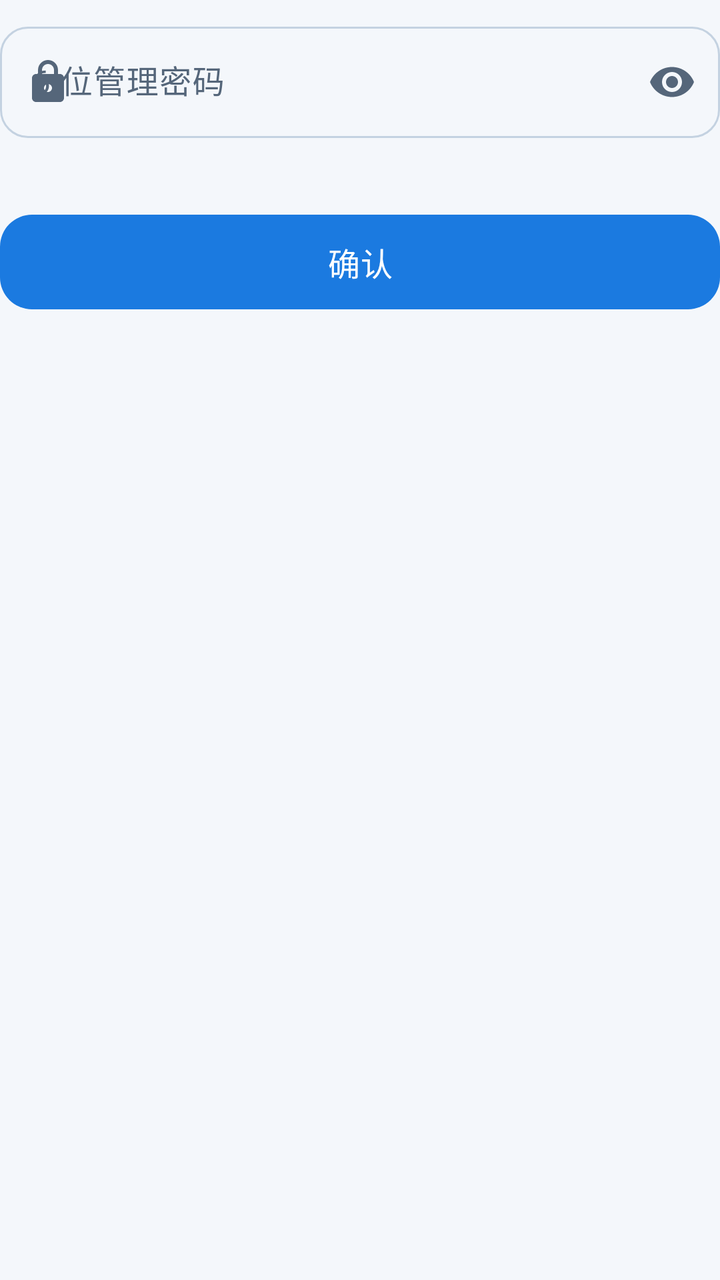
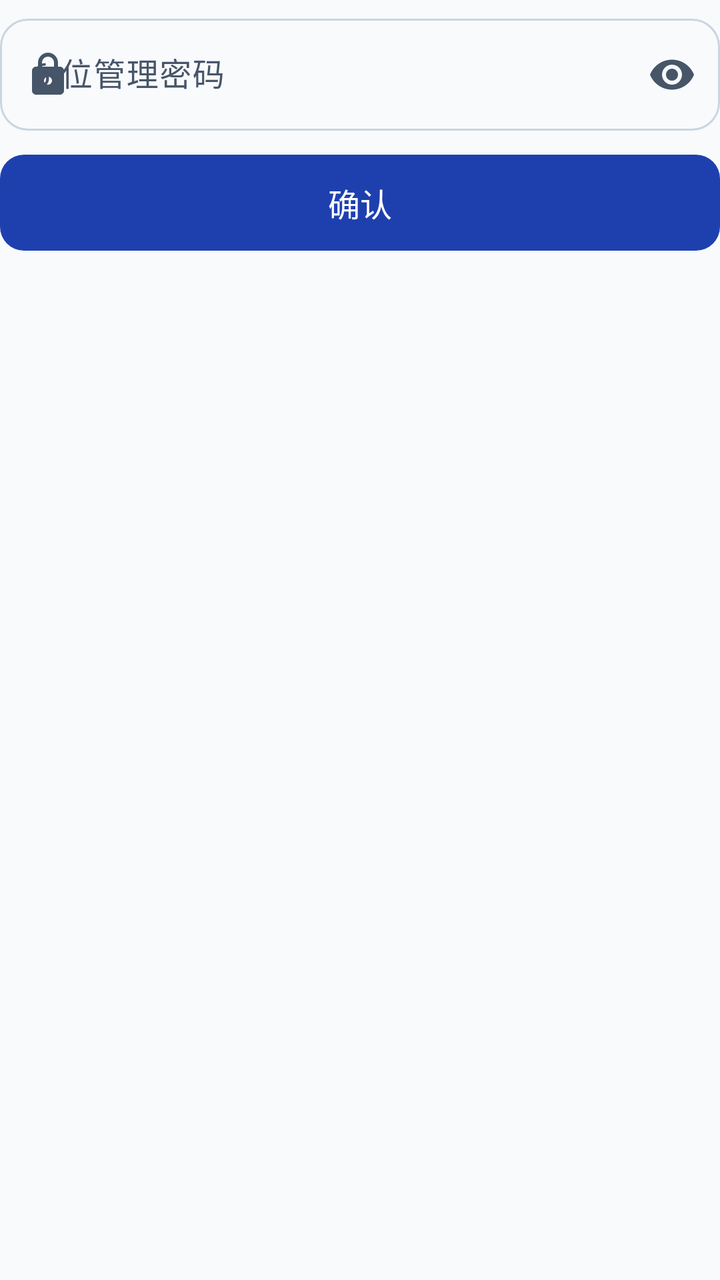

Screens rendered from an Android XML layout before and after an edit, with the pre-edit source and the edit as a unified diff.
<!-- AndroidManifest.xml: application theme Theme.CampusBrowser -->
<!-- res/layout/dialog_admin_pin.xml -->
<?xml version="1.0" encoding="utf-8"?>
<LinearLayout xmlns:android="http://schemas.android.com/apk/res/android"
    xmlns:app="http://schemas.android.com/apk/res-auto"
    android:layout_width="300dp"
    android:layout_height="wrap_content"
    android:orientation="vertical"
    android:paddingTop="8dp"
    android:paddingBottom="8dp">

    <com.google.android.material.textfield.TextInputLayout
        android:id="@+id/til_pin"
        style="@style/Widget.Campus.TextInput"
        android:layout_width="match_parent"
        android:layout_height="wrap_content"
        android:hint="6 位管理密码"
        app:endIconMode="password_toggle"
        app:startIconDrawable="@drawable/ic_lock">

        <com.google.android.material.textfield.TextInputEditText
            android:id="@+id/et_pin"
            android:layout_width="match_parent"
            android:layout_height="wrap_content"
            android:digits="0123456789"
            android:inputType="numberPassword"
            android:maxLength="6"
            android:singleLine="true" />

    </com.google.android.material.textfield.TextInputLayout>

    <TextView
        android:id="@+id/tv_pin_msg"
        android:layout_width="match_parent"
        android:layout_height="wrap_content"
        android:layout_marginTop="6dp"
        android:textColor="@color/error"
        android:textSize="12sp" />

    <Button
        android:id="@+id/btn_confirm"
        android:layout_width="match_parent"
        android:layout_height="wrap_content"
        android:layout_marginTop="12dp"
        android:text="确认" />

</LinearLayout>
<!-- resources referenced by this layout -->
<resources>
  <color name="error">#D72C2C</color>
  <!-- drawable ic_lock (drawable) -->
  <vector xmlns:android="http://schemas.android.com/apk/res/android"
      android:width="24dp"
      android:height="24dp"
      android:viewportWidth="24"
      android:viewportHeight="24"
      android:tint="?attr/colorControlNormal">
      <path
          android:fillColor="@android:color/white"
          android:pathData="M18,8h-1V6c0,-2.76 -2.24,-5 -5,-5S7,3.24 7,6v2H6c-1.1,0 -2,0.9 -2,2v10c0,1.1 0.9,2 2,2h12c1.1,0 2,-0.9 2,-2V10c0,-1.1 -0.9,-2 -2,-2zM12,17c-1.1,0 -2,-0.9 -2,-2s0.9,-2 2,-2 2,0.9 2,2 -0.9,2 -2,2zM15,8H9V6c0,-1.66 1.34,-3 3,-3s3,1.34 3,3v2z" />
  </vector>
  <style name="Widget.Campus.TextInput" parent="Widget.Material3.TextInputLayout.OutlinedBox">
          <item name="boxCornerRadiusTopStart">14dp</item>
          <item name="boxCornerRadiusTopEnd">14dp</item>
          <item name="boxCornerRadiusBottomStart">14dp</item>
          <item name="boxCornerRadiusBottomEnd">14dp</item>
      </style>
  <style name="Theme.CampusBrowser" parent="Theme.Material3.Light.NoActionBar">
          
          <item name="colorPrimary">@color/primary</item>
          <item name="colorOnPrimary">@color/on_primary</item>
          <item name="colorPrimaryContainer">@color/primary_container</item>
          <item name="colorOnPrimaryContainer">@color/on_primary_container</item>
          
          <item name="colorSecondary">@color/secondary</item>
          <item name="colorOnSecondary">@color/on_secondary</item>
          <item name="colorSecondaryContainer">@color/secondary_container</item>
          <item name="colorOnSecondaryContainer">@color/on_secondary_container</item>
          
          <item name="colorTertiary">@color/tertiary</item>
          <item name="colorOnTertiary">@color/on_tertiary</item>
          <item name="colorTertiaryContainer">@color/tertiary_container</item>
          <item name="colorOnTertiaryContainer">@color/on_tertiary_container</item>
          
          <item name="colorSurface">@color/surface</item>
          <item name="colorOnSurface">@color/on_surface</item>
          <item name="colorSurfaceVariant">@color/surface_variant</item>
          <item name="colorOnSurfaceVariant">@color/on_surface_variant</item>
          <item name="android:colorBackground">@color/background</item>
          <item name="colorOnBackground">@color/on_background</item>
          <item name="colorOutline">@color/outline</item>
          <item name="colorOutlineVariant">@color/outline_variant</item>
          
          <item name="colorError">@color/error</item>
          <item name="colorOnError">@color/on_error</item>
          <item name="colorErrorContainer">@color/error_container</item>
          <item name="colorOnErrorContainer">@color/on_error_container</item>
          
          <item name="android:statusBarColor">@color/toolbar_bg</item>
          <item name="android:navigationBarColor">@color/toolbar_bg</item>
          <item name="android:windowLightStatusBar">true</item>
          <item name="android:windowLightNavigationBar" tools:targetApi="27">true</item>
          <item name="android:windowBackground">@color/background</item>
          
          <item name="materialButtonStyle">@style/Widget.Campus.Button</item>
          <item name="textInputStyle">@style/Widget.Campus.TextInput</item>
      </style>
  <color name="primary">#1B7AE0</color>
  <color name="primary_container">#D8E9FF</color>
  <color name="on_primary_container">#062E5C</color>
  <color name="secondary">#12B3A8</color>
  <color name="secondary_container">#C7F4EE</color>
  <color name="on_secondary_container">#033A34</color>
  <color name="tertiary">#0EA5E9</color>
  <color name="on_tertiary">#FFFFFF</color>
  <color name="tertiary_container">#D2EFFD</color>
  <color name="on_tertiary_container">#06324A</color>
  <color name="on_surface">#17263A</color>
  <color name="surface_variant">#EAF1F8</color>
  <color name="on_surface_variant">#55667A</color>
  <color name="background">#F4F7FB</color>
  <color name="on_background">#17263A</color>
  <color name="outline">#C4D2E1</color>
  <color name="outline_variant">#DCE5EF</color>
  <color name="error_container">#FDE3E3</color>
  <color name="on_error_container">#5C1212</color>
  <color name="toolbar_bg">#FDFEFF</color>
  <style name="Widget.Campus.Button" parent="Widget.Material3.Button">
          <item name="cornerRadius">16dp</item>
          <item name="android:textSize">16sp</item>
          <item name="android:letterSpacing">0.02</item>
          <item name="android:paddingTop">12dp</item>
          <item name="android:paddingBottom">12dp</item>
      </style>
  <!-- unchanged entries left out for length: 4 -->
</resources>

<!-- the commit's change to res/layout/dialog_admin_pin.xml (unified diff, before → after) -->
@@ -1,29 +1,30 @@
 <?xml version="1.0" encoding="utf-8"?>
 <LinearLayout xmlns:android="http://schemas.android.com/apk/res/android"
     xmlns:app="http://schemas.android.com/apk/res-auto"
-    android:layout_width="300dp"
+    android:layout_width="@dimen/pin_dialog_width"
     android:layout_height="wrap_content"
     android:orientation="vertical"
-    android:paddingTop="8dp"
-    android:paddingBottom="8dp">
+    android:paddingTop="@dimen/space_1">
 
     <com.google.android.material.textfield.TextInputLayout
         android:id="@+id/til_pin"
         style="@style/Widget.Campus.TextInput"
         android:layout_width="match_parent"
         android:layout_height="wrap_content"
-        android:hint="6 位管理密码"
+        android:hint="@string/pin_hint"
         app:endIconMode="password_toggle"
         app:startIconDrawable="@drawable/ic_lock">
 
         <com.google.android.material.textfield.TextInputEditText
             android:id="@+id/et_pin"
             android:layout_width="match_parent"
-            android:layout_height="wrap_content"
+            android:layout_height="@dimen/pin_input_height"
             android:digits="0123456789"
+            android:imeOptions="actionDone"
             android:inputType="numberPassword"
             android:maxLength="6"
-            android:singleLine="true" />
+            android:singleLine="true"
+            android:textSize="@dimen/text_subtitle" />
 
     </com.google.android.material.textfield.TextInputLayout>
 
@@ -31,15 +32,27 @@
         android:id="@+id/tv_pin_msg"
         android:layout_width="match_parent"
         android:layout_height="wrap_content"
-        android:layout_marginTop="6dp"
-        android:textColor="@color/error"
-        android:textSize="12sp" />
+        android:layout_marginTop="@dimen/space_2"
+        android:gravity="center"
+        android:textColor="@color/on_surface_variant"
+        android:textSize="@dimen/text_caption"
+        android:visibility="gone" />
+
+    <ProgressBar
+        android:id="@+id/pin_progress"
+        style="?android:attr/progressBarStyleSmall"
+        android:layout_width="@dimen/icon_24"
+        android:layout_height="@dimen/icon_24"
+        android:layout_gravity="center_horizontal"
+        android:layout_marginTop="@dimen/space_2"
+        android:indeterminate="true"
+        android:visibility="gone" />
 
     <Button
         android:id="@+id/btn_confirm"
         android:layout_width="match_parent"
-        android:layout_height="wrap_content"
-        android:layout_marginTop="12dp"
-        android:text="确认" />
+        android:layout_height="@dimen/button_height"
+        android:layout_marginTop="@dimen/space_3"
+        android:text="@string/pin_confirm" />
 
 </LinearLayout>
<!-- resource entries referenced after the edit -->
@@ -1,22 +1,25 @@
 <!-- resources referenced by this layout -->
 <resources>
-  <color name="error">#D72C2C</color>
+  <color name="error">#B91C1C</color>
   <!-- drawable ic_lock (drawable) -->
   <vector xmlns:android="http://schemas.android.com/apk/res/android"
       android:width="24dp"
       android:height="24dp"
       android:viewportWidth="24"
-      android:viewportHeight="24"
-      android:tint="?attr/colorControlNormal">
+      android:viewportHeight="24">
       <path
           android:fillColor="@android:color/white"
           android:pathData="M18,8h-1V6c0,-2.76 -2.24,-5 -5,-5S7,3.24 7,6v2H6c-1.1,0 -2,0.9 -2,2v10c0,1.1 0.9,2 2,2h12c1.1,0 2,-0.9 2,-2V10c0,-1.1 -0.9,-2 -2,-2zM12,17c-1.1,0 -2,-0.9 -2,-2s0.9,-2 2,-2 2,0.9 2,2 -0.9,2 -2,2zM15,8H9V6c0,-1.66 1.34,-3 3,-3s3,1.34 3,3v2z" />
   </vector>
+  <string name="pin_confirm">确认</string>
+  <string name="pin_hint">6 位管理密码</string>
   <style name="Widget.Campus.TextInput" parent="Widget.Material3.TextInputLayout.OutlinedBox">
-          <item name="boxCornerRadiusTopStart">14dp</item>
-          <item name="boxCornerRadiusTopEnd">14dp</item>
-          <item name="boxCornerRadiusBottomStart">14dp</item>
-          <item name="boxCornerRadiusBottomEnd">14dp</item>
+          <item name="boxCornerRadiusTopStart">@dimen/radius_xl</item>
+          <item name="boxCornerRadiusTopEnd">@dimen/radius_xl</item>
+          <item name="boxCornerRadiusBottomStart">@dimen/radius_xl</item>
+          <item name="boxCornerRadiusBottomEnd">@dimen/radius_xl</item>
+          <item name="boxStrokeWidth">1dp</item>
+          <item name="boxStrokeWidthFocused">2dp</item>
       </style>
   <style name="Theme.CampusBrowser" parent="Theme.Material3.Light.NoActionBar">
           
@@ -25,15 +28,15 @@
           <item name="colorPrimaryContainer">@color/primary_container</item>
           <item name="colorOnPrimaryContainer">@color/on_primary_container</item>
           
-          <item name="colorSecondary">@color/secondary</item>
+          <item name="colorSecondary">@color/success</item>
           <item name="colorOnSecondary">@color/on_secondary</item>
-          <item name="colorSecondaryContainer">@color/secondary_container</item>
+          <item name="colorSecondaryContainer">@color/success_container</item>
           <item name="colorOnSecondaryContainer">@color/on_secondary_container</item>
           
-          <item name="colorTertiary">@color/tertiary</item>
-          <item name="colorOnTertiary">@color/on_tertiary</item>
-          <item name="colorTertiaryContainer">@color/tertiary_container</item>
-          <item name="colorOnTertiaryContainer">@color/on_tertiary_container</item>
+          <item name="colorTertiary">@color/accent</item>
+          <item name="colorOnTertiary">@color/on_primary</item>
+          <item name="colorTertiaryContainer">@color/accent_container</item>
+          <item name="colorOnTertiaryContainer">@color/on_accent_container</item>
           
           <item name="colorSurface">@color/surface</item>
           <item name="colorOnSurface">@color/on_surface</item>
@@ -49,42 +52,74 @@
           <item name="colorErrorContainer">@color/error_container</item>
           <item name="colorOnErrorContainer">@color/on_error_container</item>
           
+          <item name="colorControlNormal">@color/nav_icon</item>
+          <item name="colorControlActivated">@color/primary</item>
+          
           <item name="android:statusBarColor">@color/toolbar_bg</item>
           <item name="android:navigationBarColor">@color/toolbar_bg</item>
           <item name="android:windowLightStatusBar">true</item>
           <item name="android:windowLightNavigationBar" tools:targetApi="27">true</item>
           <item name="android:windowBackground">@color/background</item>
           
+          <item name="android:forceDarkAllowed" tools:targetApi="29">false</item>
+          
+          <item name="android:windowLayoutInDisplayCutoutMode" tools:targetApi="28">shortEdges</item>
+          
           <item name="materialButtonStyle">@style/Widget.Campus.Button</item>
           <item name="textInputStyle">@style/Widget.Campus.TextInput</item>
+          <item name="materialAlertDialogTheme">@style/ThemeOverlay.Campus.Dialog</item>
       </style>
-  <color name="primary">#1B7AE0</color>
-  <color name="primary_container">#D8E9FF</color>
-  <color name="on_primary_container">#062E5C</color>
-  <color name="secondary">#12B3A8</color>
-  <color name="secondary_container">#C7F4EE</color>
-  <color name="on_secondary_container">#033A34</color>
-  <color name="tertiary">#0EA5E9</color>
-  <color name="on_tertiary">#FFFFFF</color>
-  <color name="tertiary_container">#D2EFFD</color>
-  <color name="on_tertiary_container">#06324A</color>
-  <color name="on_surface">#17263A</color>
-  <color name="surface_variant">#EAF1F8</color>
-  <color name="on_surface_variant">#55667A</color>
-  <color name="background">#F4F7FB</color>
-  <color name="on_background">#17263A</color>
-  <color name="outline">#C4D2E1</color>
-  <color name="outline_variant">#DCE5EF</color>
-  <color name="error_container">#FDE3E3</color>
-  <color name="on_error_container">#5C1212</color>
-  <color name="toolbar_bg">#FDFEFF</color>
+  <dimen name="radius_xl">14dp</dimen>
+  <color name="primary">#1E40AF</color>
+  <color name="primary_container">#DBEAFE</color>
+  <color name="on_primary_container">#0F172A</color>
+  <color name="success">#047857</color>
+  <color name="success_container">#ECFDF5</color>
+  <color name="on_secondary_container">#0F172A</color>
+  <color name="accent">#B45309</color>
+  <color name="accent_container">#FDE68A</color>
+  <color name="on_accent_container">#0F172A</color>
+  <color name="on_surface">#0F172A</color>
+  <color name="surface_variant">#F1F5F9</color>
+  <color name="on_surface_variant">#475569</color>
+  <dimen name="button_height">48dp</dimen>
+  <dimen name="icon_24">24dp</dimen>
+  <dimen name="pin_dialog_width">340dp</dimen>
+  <dimen name="pin_input_height">56dp</dimen>
+  <dimen name="space_1">4dp</dimen>
+  <dimen name="space_2">8dp</dimen>
+  <dimen name="space_3">12dp</dimen>
+  <dimen name="text_caption">13sp</dimen>
+  <dimen name="text_subtitle">16sp</dimen>
+  <color name="background">#F8FAFC</color>
+  <color name="on_background">#0F172A</color>
+  <color name="outline">#CBD5E1</color>
+  <color name="outline_variant">#E2E8F0</color>
+  <color name="error_container">#FEF2F2</color>
+  <color name="on_error_container">#0F172A</color>
+  <color name="nav_icon">#475569</color>
+  <color name="toolbar_bg">#FFFFFF</color>
   <style name="Widget.Campus.Button" parent="Widget.Material3.Button">
-          <item name="cornerRadius">16dp</item>
-          <item name="android:textSize">16sp</item>
-          <item name="android:letterSpacing">0.02</item>
-          <item name="android:paddingTop">12dp</item>
-          <item name="android:paddingBottom">12dp</item>
+          <item name="cornerRadius">@dimen/radius_lg</item>
+          <item name="android:textSize">@dimen/text_subtitle</item>
+          <item name="android:letterSpacing">0</item>
+          <item name="android:minHeight">@dimen/button_height</item>
+          <item name="android:minWidth">@dimen/button_height</item>
+          <item name="android:insetTop">0dp</item>
+          <item name="android:insetBottom">0dp</item>
+          <item name="android:paddingLeft">@dimen/space_4</item>
+          <item name="android:paddingRight">@dimen/space_4</item>
+          <item name="android:textAllCaps">false</item>
+          <item name="android:fontFamily">sans-serif-medium</item>
       </style>
+  <style name="ThemeOverlay.Campus.Dialog" parent="ThemeOverlay.Material3.MaterialAlertDialog">
+          <item name="colorPrimary">@color/primary</item>
+          <item name="colorOnPrimary">@color/on_primary</item>
+          <item name="android:textColorPrimary">@color/on_surface</item>
+          <item name="android:background">@color/surface</item>
+      </style>
+  <dimen name="radius_lg">12dp</dimen>
+  <dimen name="space_4">16dp</dimen>
   <!-- unchanged entries left out for length: 4 -->
 </resources>
 
